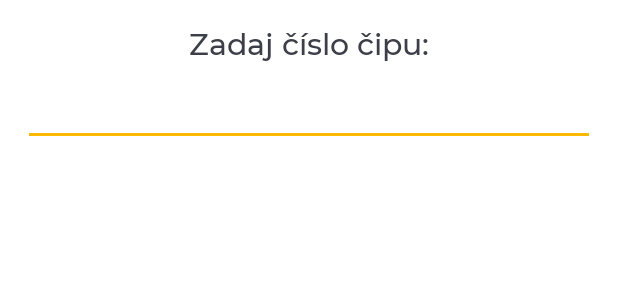
After one commit to MargaretaRenckova/rpj, an Android app: the layout vstup.xml on its own in the app's theme, with its tools: preview values and no code run, on a phone screen of 412 x 824 dp. The commit adds this screen. Shown: the top 300 px of the screen. Run offline under Robolectric (Android 15) with nearby library versions, the phone set to English and light mode, and no system bars; Roboto replaces fonts that are not available here.

Commit message:
Vstup do alikácie, kde pýta číslo čipu Zmenená ikona doktora

```diff
--- /dev/null
+++ b/Pet_app/app/src/main/res/layout/vstup.xml
@@ -0,0 +1,23 @@
+<?xml version="1.0" encoding="utf-8"?>
+<LinearLayout xmlns:android="http://schemas.android.com/apk/res/android"
+    android:layout_width="match_parent"
+    android:layout_height="match_parent"
+    android:orientation="vertical"
+    android:padding="15dp">
+
+
+    <TextView
+        android:layout_width="match_parent"
+        android:layout_height="wrap_content"
+        android:text="Zadaj číslo čipu:"
+        style="@style/beznePismo"
+        android:gravity="center"/>
+
+    <EditText
+        android:id="@+id/vstupCisloCipu"
+        android:layout_width="match_parent"
+        android:layout_height="wrap_content"
+        android:ems="10"
+        android:inputType="textPersonName"
+        android:text="" />
+</LinearLayout>
--- a/Pet_app/app/src/main/res/values/styles.xml
+++ b/Pet_app/app/src/main/res/values/styles.xml
@@ -56,4 +56,12 @@
         <item name="android:paddingBottom">10dp</item>
         <item name="android:justificationMode" tools:targetApi="o">inter_word</item>
     </style>
+
+    <style name="beznePismo">
+        <item name="android:fontFamily">@font/montserrat_medium</item>
+        <item name="android:textColor">@color/siva2</item>
+        <item name="android:textSize">20sp</item>
+        <item name="android:paddingBottom">10dp</item>
+        <item name="android:justificationMode" tools:targetApi="o">inter_word</item>
+    </style>
 </resources>
```
Also changed, not shown: Pet_app/app/src/main/java/sk/upjs/ics/android/koncovyprojekt2/MainActivity.java (+31 -2 lines), Pet_app/app/src/main/res/drawable/doctor.png.
